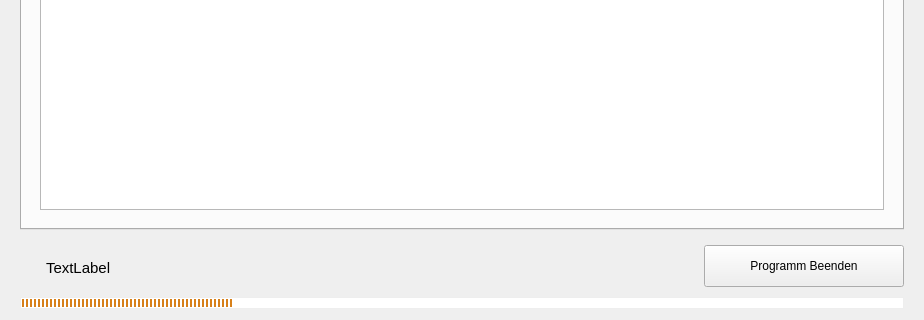
Qt form server/server.ui (valueerrorx/life-exam) before a commit; both pictures show x 0 to 924 and y 443 to 763 of the 924 by 763 pixel window.
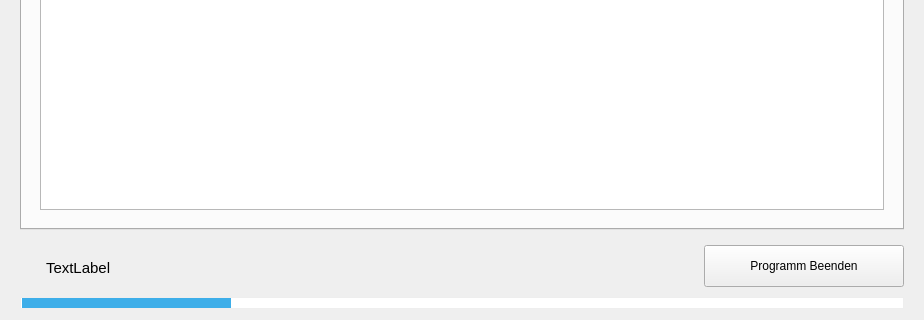
The same form after that commit. Icons and pictures are not drawn.

Diff of the .ui file:
```diff
--- a/server/server.ui
+++ b/server/server.ui
@@ -2564,9 +2564,9 @@
   text-align: center;
 }
 QProgressBar::chunk{
-  background-color: #d7801a;
-  width: 2.15px;
-  margin: 0.5px;
+  background-color: #3daee9;
+  width: 0.34em;
+  margin:  0 1px;
 }</string>
           </property>
           <property name="value">
```
